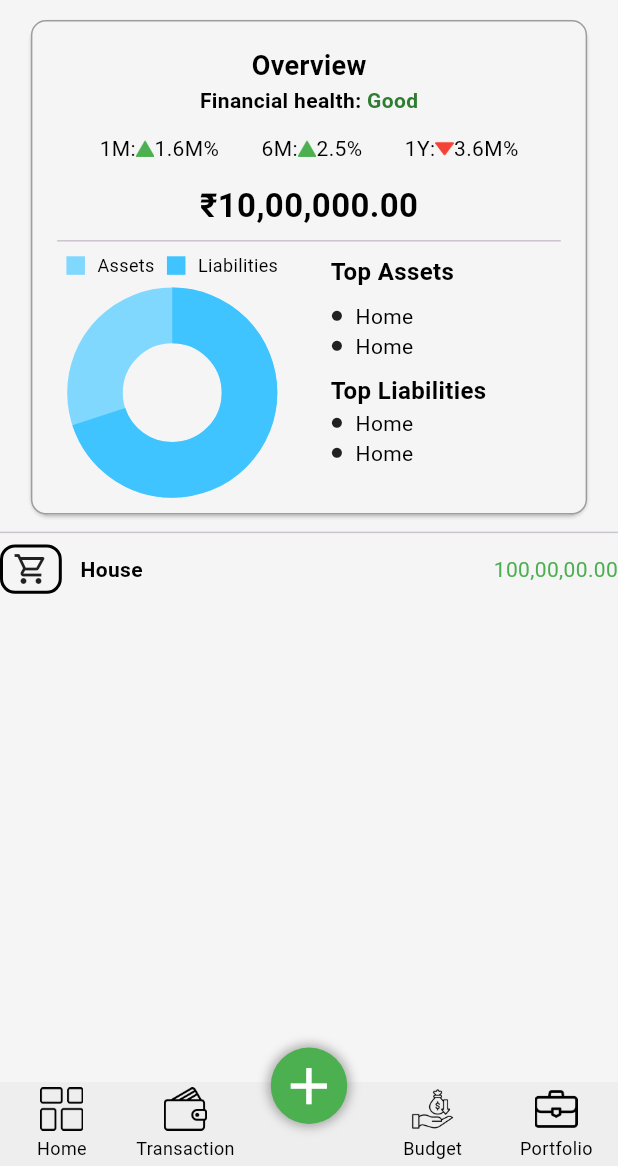
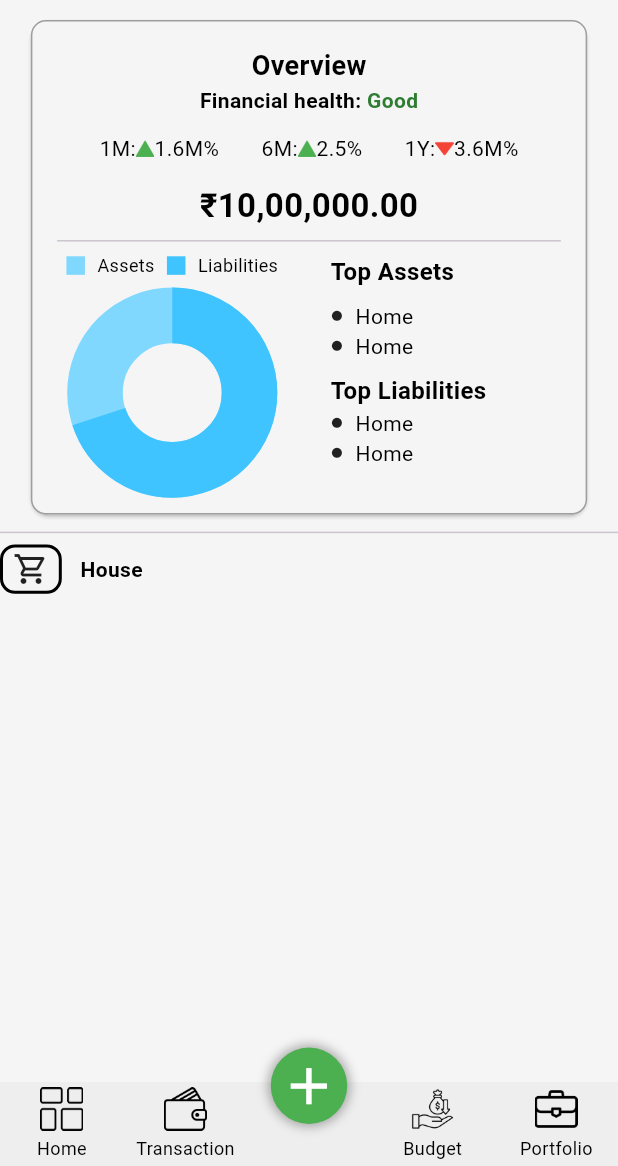
Before and after one commit to ArslanXXQazi/Finance-Tracker, a Flutter app: the screen it shows after launch, item 5 of the bottom bar chosen, on a phone screen of 412 x 824 dp, the part 70-1236 px from its top. Run offline on Flutter 3.47's test engine with Material 3 defaults, Android fonts, the phone set to English and light mode, and no system bars; drawn by our look-alikes of flutter_animate, persistent_bottom_nav_bar; our stand-ins replace fl_chart.

Commit message:
Update portfolio_nav_view.dart

```diff
--- a/finance_tracker/lib/src/views/nav_bar_view/portfolio_nav_view/portfolio_nav_view.dart
+++ b/finance_tracker/lib/src/views/nav_bar_view/portfolio_nav_view/portfolio_nav_view.dart
@@ -175,7 +175,7 @@ class PortfolioNavView extends StatelessWidget {
               SizedBox(width: width*.03,),
               CustomText(text: "House",fontWeight: FontWeight.bold,),
             ],),
-           CustomText(text: '100,00,00.00',color: Colors.green,),
+
           ],)
       ],)
     );
```
